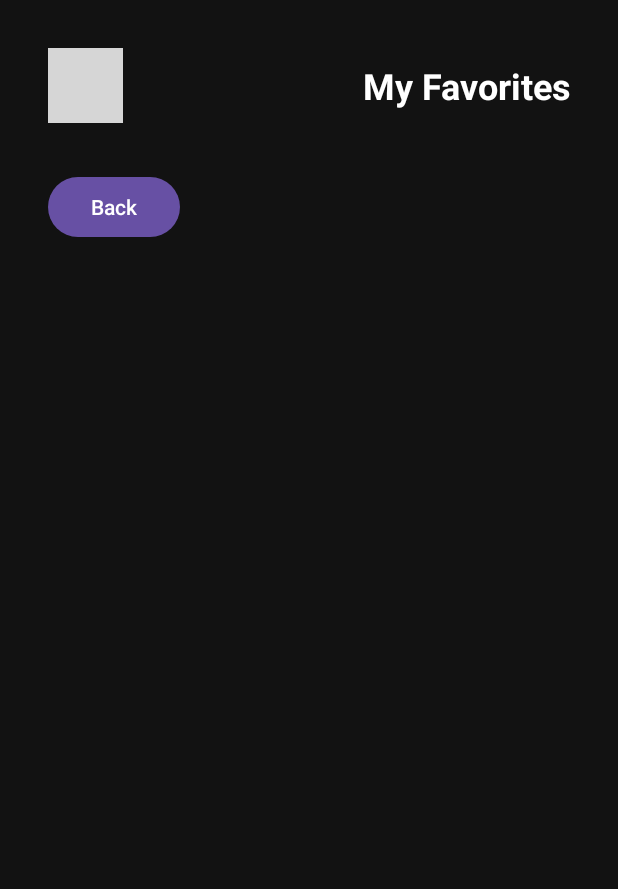
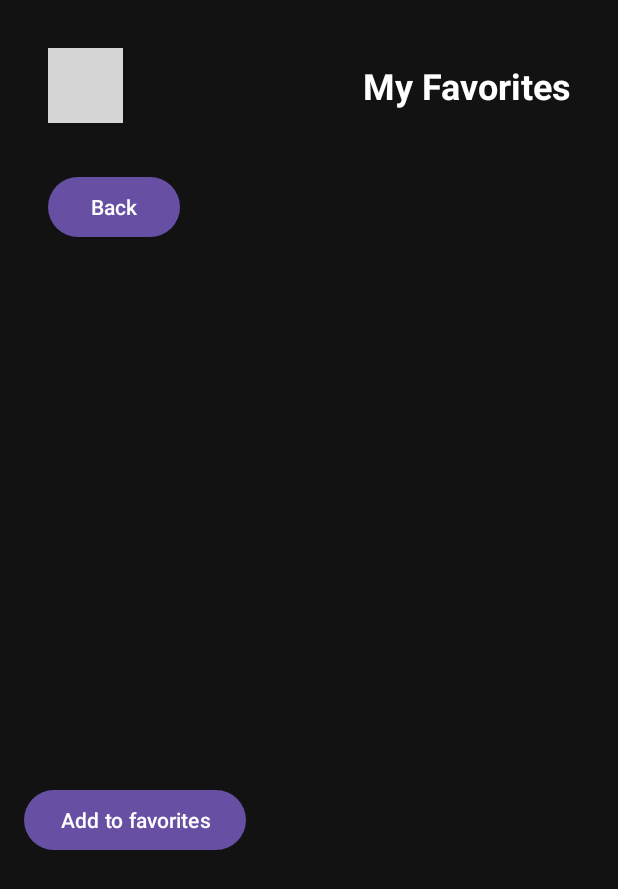
Before and after one commit to francedermaz/filmhub, an Android app: the layout activity_movie_detail.xml on its own in the app's theme, with its tools: preview values and no code run, on a phone screen of 412 x 824 dp. Shown: the top 889 px of the screen. Run offline under Robolectric (Android 15) with nearby library versions, the phone set to English and light mode, and no system bars; grey boxes are pictures that could not be loaded.

Commit message:
feat: add to favs

```diff
--- a/app/src/main/java/com/example/filmhub/adapters/MovieAdapter.java
+++ b/app/src/main/java/com/example/filmhub/adapters/MovieAdapter.java
@@ -61,11 +61,13 @@ public class MovieAdapter extends RecyclerView.Adapter<MovieAdapter.MovieViewHol
 
             holder.imageViewPoster.setOnClickListener(v -> {
                 Intent intent = new Intent(holder.itemView.getContext(), MovieDetailActivity.class);
+                intent.putExtra("movieId", movie.getId());
                 intent.putExtra("title", movie.getTitle());
                 intent.putExtra("overview", movie.getOverview());
                 intent.putExtra("posterPath", movie.getPosterPath());
                 intent.putExtra("releaseDate", movie.getReleaseDate() != null ? movie.getReleaseDate() : "N/A");
                 intent.putExtra("voteAverage", String.valueOf(movie.getVoteAverage()));
+                intent.putExtra("isFavorite", movie.getIsFavorite());
                 holder.itemView.getContext().startActivity(intent);
             });
         }
--- a/app/src/main/res/layout/activity_movie_detail.xml
+++ b/app/src/main/res/layout/activity_movie_detail.xml
@@ -1,5 +1,10 @@
 <?xml version="1.0" encoding="utf-8"?>
-<LinearLayout xmlns:android="http://schemas.android.com/apk/res/android"
+<androidx.coordinatorlayout.widget.CoordinatorLayout
+    xmlns:android="http://schemas.android.com/apk/res/android"
+    android:layout_width="match_parent"
+    android:layout_height="match_parent">
+
+    <LinearLayout
         android:layout_width="match_parent"
         android:layout_height="match_parent"
         android:orientation="vertical"
@@ -50,4 +55,13 @@
             android:layout_height="wrap_content"
             android:textSize="16sp"
             android:layout_marginTop="8dp" />
+
+        <Button
+            android:id="@+id/button_favorite"
+            android:layout_width="wrap_content"
+            android:layout_height="wrap_content"
+            android:text="@string/add_to_favorites"
+            android:layout_marginTop="12dp" />
     </LinearLayout>
+
+</androidx.coordinatorlayout.widget.CoordinatorLayout>
--- a/app/src/main/res/values/strings.xml
+++ b/app/src/main/res/values/strings.xml
@@ -7,4 +7,5 @@
     <string name="vote_average">Rating</string>
     <string name="film_title">Movie Title</string>
     <string name="poster_title">Movie Poster</string>
+    <string name="add_to_favorites">Add to favorites</string>
 </resources>
```
Also changed, not shown: app/src/main/java/com/example/filmhub/api/ApiService.java (+18 -0 lines), app/src/main/java/com/example/filmhub/models/FavoriteResponse.java (added, +14 -0 lines), app/src/main/java/com/example/filmhub/ui/MovieDetailActivity.java (+49 -7 lines), 1 other file. Lines whose indentation alone changed are shown as unchanged.
